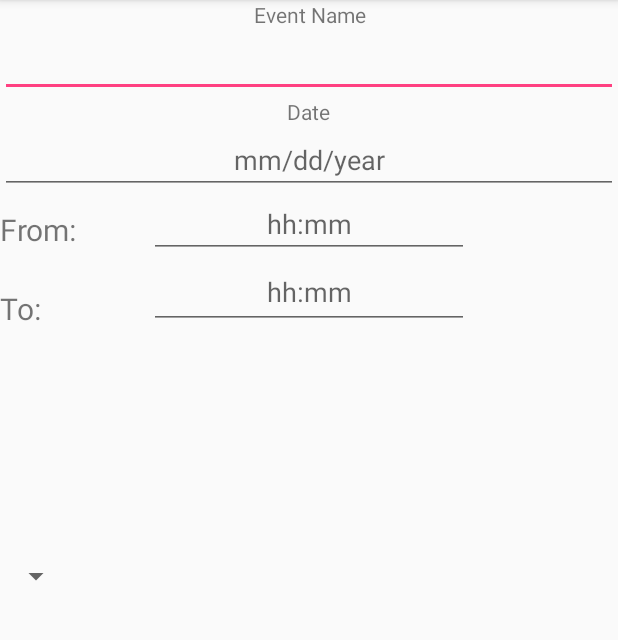
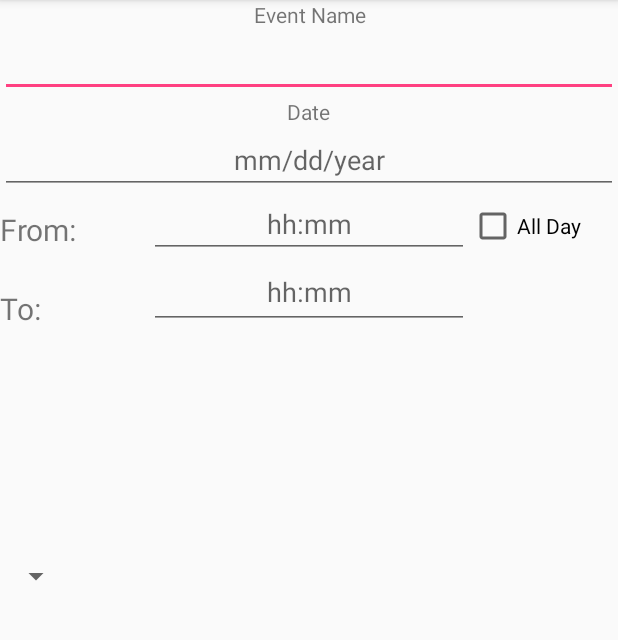
Before and after one commit to cpe305/fall2016-project-davidlevitsky, an Android app: the screen it shows after launch (CreateEventActivity), after a tap on an icon or button, on a phone screen of 412 x 824 dp, the part 84-724 px from its top. Run offline under Robolectric (Android 15) with nearby library versions, the light colour scheme and no system bars.

Commit message:
Adding more functionality to CreateEventActivity

```diff
--- a/app/src/main/java/com/example/davidlevitsky/friendsconnect/CreateEventActivity.java
+++ b/app/src/main/java/com/example/davidlevitsky/friendsconnect/CreateEventActivity.java
@@ -5,6 +5,8 @@ import android.support.v7.app.AppCompatActivity;
 import android.os.Bundle;
 import android.view.View;
 import android.widget.Button;
+import android.widget.CheckBox;
+import android.widget.CompoundButton;
 import android.widget.EditText;
 import android.widget.ImageButton;
 import android.widget.ListView;
@@ -19,14 +21,18 @@ import java.util.ArrayList;
  * EventsList and append new events to it.
  */
 public class CreateEventActivity extends AppCompatActivity {
+    private CheckBox timeCheckbox;
+    private EditText fromTime;
+    private EditText toTime;
 
     @Override
     protected void onCreate(Bundle savedInstanceState) {
         super.onCreate(savedInstanceState);
         setContentView(R.layout.activity_create_event);
+        timeCheckbox = (CheckBox)findViewById(R.id.checkBox);
+        fromTime = (EditText)findViewById(R.id.etFromTime);
+        toTime = (EditText)findViewById(R.id.etToTime);
         setup();
-
-
     }
 
     public void setup() {
@@ -43,13 +49,34 @@ public class CreateEventActivity extends AppCompatActivity {
             }
 
         });
+        timeCheckbox.setOnCheckedChangeListener(new CompoundButton.OnCheckedChangeListener() {
+
+            @Override
+            public void onCheckedChanged(CompoundButton buttonView,boolean isChecked) {
+                if (isChecked) {
+                    fromTime.setText("12:00");
+                    toTime.setText("12:00");
+                }
+                else {
+                    fromTime.setText("");
+                    toTime.setText("");
+                }
+            }
+        }
+        );
+        String currentDate = getIntent().getStringExtra("date");
+        EditText etDate = (EditText)findViewById(R.id.etDate);
+        etDate.setText(currentDate);
 
     }
 
     public void createNewEvent() {
         EditText etEventName = (EditText)findViewById(R.id.etEventName);
-        String temp = etEventName.toString();
-        Toast toast = Toast.makeText(getApplicationContext(), "creation works: " + temp, Toast.LENGTH_LONG);
+        String name = etEventName.getText().toString();
+        Toast toast = Toast.makeText(getApplicationContext(), "creation works: " + name, Toast.LENGTH_LONG);
+        Event newEvent = new Event(name, "time", "location", "date");
+        EventsList eventsList = EventsList.getInstance();
+        eventsList.addEvent(newEvent);
         toast.show();
     }
 
--- a/app/src/main/java/com/example/davidlevitsky/friendsconnect/EventsList.java
+++ b/app/src/main/java/com/example/davidlevitsky/friendsconnect/EventsList.java
@@ -21,6 +21,9 @@ public class EventsList {
         return instance;
     }
 
+    public ArrayList<Event> getEventsList() {
+        return eventsList;
+    }
     public void addEvent(Event event) {
         eventsList.add(event);
     }
--- a/app/src/main/java/com/example/davidlevitsky/friendsconnect/MainActivity.java
+++ b/app/src/main/java/com/example/davidlevitsky/friendsconnect/MainActivity.java
@@ -7,12 +7,15 @@ import android.os.Bundle;
 import android.view.View;
 import android.widget.AdapterView;
 import android.widget.Button;
+import android.widget.CalendarView;
 import android.widget.ImageButton;
 import android.widget.ListView;
 
 import java.util.ArrayList;
 
 public class MainActivity extends AppCompatActivity {
+
+    private String currentDate;
 
     @Override
     protected void onCreate(Bundle savedInstanceState) {
@@ -23,11 +26,13 @@ public class MainActivity extends AppCompatActivity {
     }
 
     public void setup() {
-        ArrayList<Event> eventsList = new ArrayList<Event>();
-        eventsList.add(new Event("name", "time", "location", "date"));
+        ArrayList<Event> eventsList = EventsList.getInstance().getEventsList();
+       // eventsList.add(new Event("name", "time", "location", "date"));
         EventAdapter mEventAdapter = new EventAdapter(this, eventsList);
         ListView listView = (ListView) findViewById(R.id.lvEvents);
         listView.setAdapter(mEventAdapter);
+
+        CalendarView calendarView = (CalendarView)findViewById(R.id.mCalendarView);
 
         ImageButton btnCreateEvent = (ImageButton)findViewById(R.id.imageButton2);
         btnCreateEvent.setOnClickListener(new View.OnClickListener() {
@@ -35,8 +40,18 @@ public class MainActivity extends AppCompatActivity {
             public void onClick(View v) {
                 Intent intent = new Intent(MainActivity.this, CreateEventActivity.class);
                 //pass data from selected data to onCreateActivity
-                intent.putExtra("date", "fooDate");
+                intent.putExtra("date", currentDate);
                 startActivity(intent);
+            }
+        });
+
+        calendarView.setOnDateChangeListener(new CalendarView.OnDateChangeListener() {
+
+            @Override
+            public void onSelectedDayChange(CalendarView view, int year, int month,
+                                            int dayOfMonth) {
+
+                currentDate = String.valueOf(month + "/" + dayOfMonth + "/" + year);
             }
         });
     }
--- a/app/src/main/res/layout/activity_create_event.xml
+++ b/app/src/main/res/layout/activity_create_event.xml
@@ -106,4 +106,14 @@
         android:layout_centerVertical="true"
         android:layout_alignParentStart="true" />
 
+    <CheckBox
+        android:layout_width="wrap_content"
+        android:layout_height="wrap_content"
+        android:text="All Day"
+        android:id="@+id/checkBox"
+        android:layout_alignTop="@+id/etFromTime"
+        android:layout_toEndOf="@+id/etFromTime"
+        android:layout_alignBottom="@+id/etFromTime"
+        android:checked="false" />
+
 </RelativeLayout>
```
